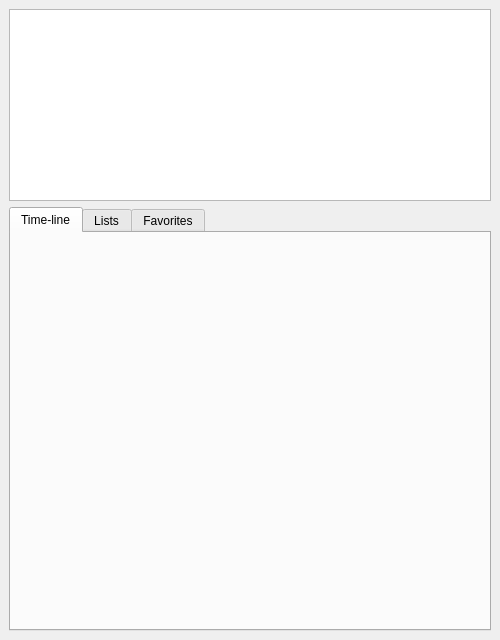
Above: userform.ui from showa-yojyo/twclient before the change. Below: the same form after it.
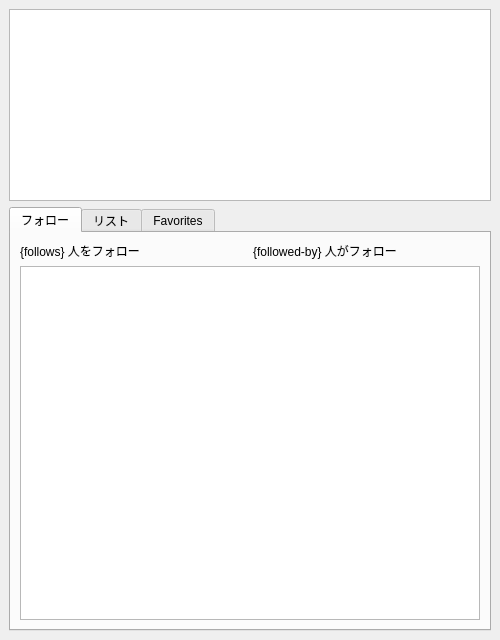
That is the form after the change. Icons and pictures are not drawn. Custom widgets are drawn as their Qt base class.

Commit message: * ui_userform.py: pyuic4.bat による再生成。 * userform.ui: 画面下半分を半分くらい完成。

Diff of the .ui file:
```diff
--- a/userform.ui
+++ b/userform.ui
@@ -46,12 +46,59 @@
      </property>
      <widget class="QWidget" name="tabTimeLine">
       <attribute name="title">
-       <string>Time-line</string>
+       <string>フォロー</string>
       </attribute>
+      <layout class="QVBoxLayout" name="verticalLayout_2">
+       <item>
+        <layout class="QHBoxLayout" name="horizontalLayout">
+         <item>
+          <widget class="QLabel" name="labelFollows">
+           <property name="text">
+            <string>{follows} 人をフォロー</string>
+           </property>
+          </widget>
+         </item>
+         <item>
+          <widget class="QLabel" name="labelFollowedBy">
+           <property name="text">
+            <string>{followed-by} 人がフォロー</string>
+           </property>
+          </widget>
+         </item>
+        </layout>
+       </item>
+       <item>
+        <widget class="QStackedWidget" name="stackedWidgetFollower">
+         <property name="currentIndex">
+          <number>1</number>
+         </property>
+         <widget class="QWidget" name="pageFollows">
+          <layout class="QVBoxLayout" name="verticalLayout_3">
+           <property name="margin">
+            <number>0</number>
+           </property>
+           <item>
+            <widget class="QListWidget" name="listWidgetFollows"/>
+           </item>
+          </layout>
+         </widget>
+         <widget class="QWidget" name="pageFollowedBy">
+          <layout class="QVBoxLayout" name="verticalLayout_6">
+           <property name="margin">
+            <number>0</number>
+           </property>
+           <item>
+            <widget class="QListWidget" name="listWidgetFollowedBy"/>
+           </item>
+          </layout>
+         </widget>
+        </widget>
+       </item>
+      </layout>
      </widget>
      <widget class="QWidget" name="tabList">
       <attribute name="title">
-       <string>Lists</string>
+       <string>リスト</string>
       </attribute>
      </widget>
      <widget class="QWidget" name="tabFav">
```
Left out of the diff: 85 changed lines with no effect on the pictures. The commit also changes 1 other file.
